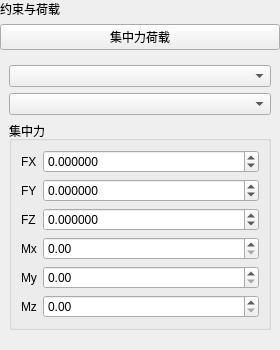
Before: the Qt Designer form plugins/Base_PhysicalField/PointForcePage.ui in asd977/base_cae, drawn with Qt 5.
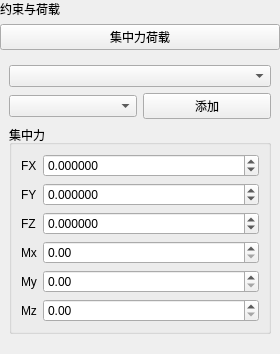
After: the same form once the commit is applied. Custom widgets are drawn as their Qt base class.

Commit message: Move physical field batch-add buttons into UI layouts

Diff of the .ui file:
```diff
--- a/plugins/Base_PhysicalField/PointForcePage.ui
+++ b/plugins/Base_PhysicalField/PointForcePage.ui
@@ -56,7 +56,18 @@
     <widget class="CustomComboBox" name="comboBoxDim" />
    </item>
    <item>
-    <widget class="CustomComboBox" name="comboBoxGroup" />
+        <layout class="QHBoxLayout" name="horizontalLayoutGroupSelect">
+     <item>
+      <widget class="CustomComboBox" name="comboBoxGroup" />
+     </item>
+     <item>
+      <widget class="QPushButton" name="btnBatchAdd">
+       <property name="text">
+        <string>添加</string>
+       </property>
+      </widget>
+     </item>
+    </layout>
    </item>
    <item>
     <widget class="QGroupBox" name="groupBoxForce">
```
The commit also changes 19 other files.
